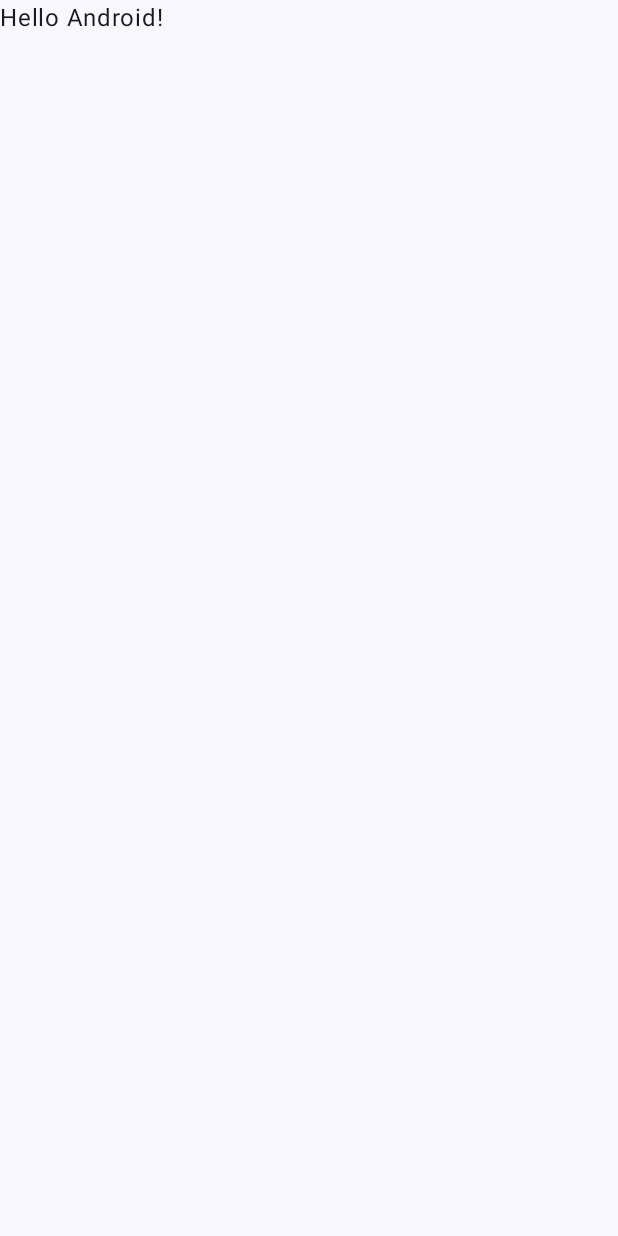
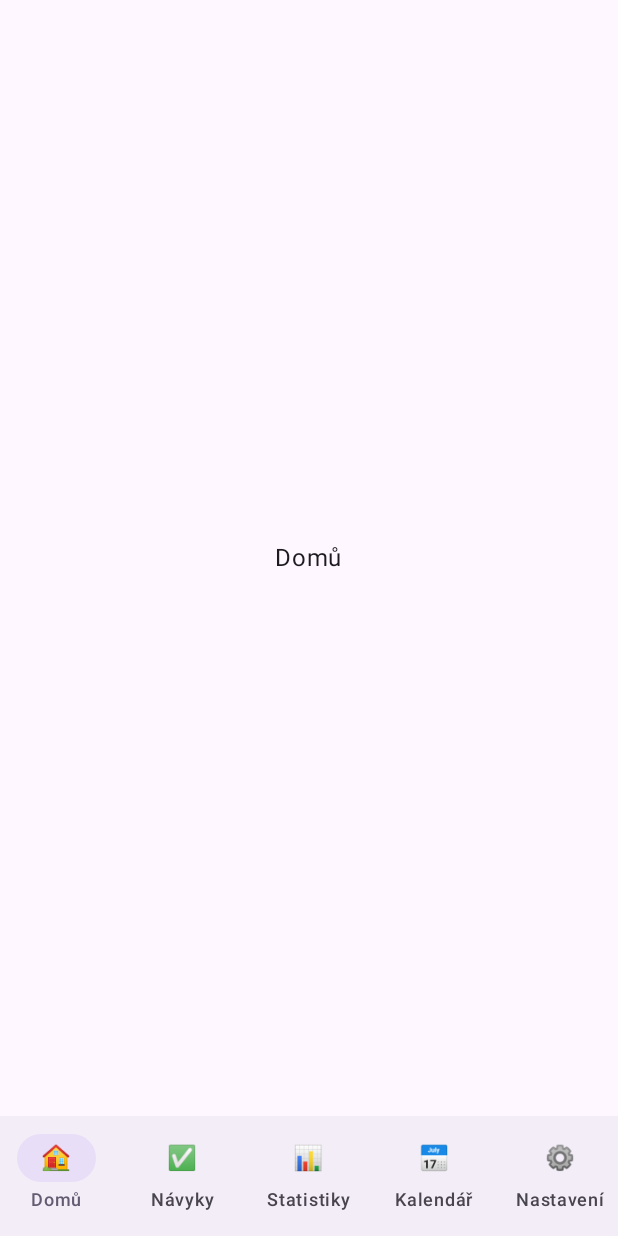
Before and after one commit to Fowleyy/AP7MT-Projekt, an Android app built with Jetpack Compose: the screen it shows after launch (MainActivity), on a phone screen of 412 x 824 dp. Before the commit the screen is almost empty. Run offline under Robolectric (Android 15) with nearby library versions, the phone set to English and light mode, and no system bars.

Commit message:
Přidání navigace mezi obrazovkami

```diff
--- a/app/build.gradle.kts
+++ b/app/build.gradle.kts
@@ -37,6 +37,7 @@ android {
 }
 
 dependencies {
+    implementation("androidx.navigation:navigation-compose:2.9.7")
     implementation(platform(libs.androidx.compose.bom))
     implementation(libs.androidx.activity.compose)
     implementation(libs.androidx.compose.material3)
--- a/app/src/main/java/com/example/habitflow/MainActivity.kt
+++ b/app/src/main/java/com/example/habitflow/MainActivity.kt
@@ -3,45 +3,20 @@ package com.example.habitflow
 import android.os.Bundle
 import androidx.activity.ComponentActivity
 import androidx.activity.compose.setContent
-import androidx.activity.enableEdgeToEdge
-import androidx.compose.foundation.layout.fillMaxSize
-import androidx.compose.foundation.layout.padding
-import androidx.compose.material3.Scaffold
-import androidx.compose.material3.Text
-import androidx.compose.runtime.Composable
-import androidx.compose.ui.Modifier
-import androidx.compose.ui.tooling.preview.Preview
-import com.example.habitflow.ui.theme.HabitflowTheme
+import androidx.compose.material3.MaterialTheme
+import androidx.compose.material3.Surface
+import com.example.habitflow.navigation.AppNavigation
 
 class MainActivity : ComponentActivity() {
     override fun onCreate(savedInstanceState: Bundle?) {
         super.onCreate(savedInstanceState)
-        enableEdgeToEdge()
+
         setContent {
-            HabitflowTheme {
-                Scaffold(modifier = Modifier.fillMaxSize()) { innerPadding ->
-                    Greeting(
-                        name = "Android",
-                        modifier = Modifier.padding(innerPadding)
-                    )
+            MaterialTheme {
+                Surface {
+                    AppNavigation()
                 }
             }
         }
     }
 }
-
-@Composable
-fun Greeting(name: String, modifier: Modifier = Modifier) {
-    Text(
-        text = "Hello $name!",
-        modifier = modifier
-    )
-}
-
-@Preview(showBackground = true)
-@Composable
-fun GreetingPreview() {
-    HabitflowTheme {
-        Greeting("Android")
-    }
-}
--- /dev/null
+++ b/app/src/main/java/com/example/habitflow/navigation/AppNavigation.kt
@@ -0,0 +1,90 @@
+package com.example.habitflow.navigation
+
+import androidx.compose.foundation.layout.Arrangement
+import androidx.compose.foundation.layout.Column
+import androidx.compose.foundation.layout.fillMaxSize
+import androidx.compose.foundation.layout.padding
+import androidx.compose.material3.NavigationBar
+import androidx.compose.material3.NavigationBarItem
+import androidx.compose.material3.Scaffold
+import androidx.compose.material3.Text
+import androidx.compose.runtime.Composable
+import androidx.compose.ui.Alignment
+import androidx.compose.ui.Modifier
+import androidx.navigation.compose.NavHost
+import androidx.navigation.compose.composable
+import androidx.navigation.compose.rememberNavController
+import androidx.navigation.compose.currentBackStackEntryAsState
+
+@Composable
+fun AppNavigation() {
+    val navController = rememberNavController()
+
+    val screens = listOf(
+        Screen("home", "Domů", "🏠"),
+        Screen("habits", "Návyky", "✅"),
+        Screen("statistics", "Statistiky", "📊"),
+        Screen("calendar", "Kalendář", "📅"),
+        Screen("settings", "Nastavení", "⚙️")
+    )
+
+    Scaffold(
+        bottomBar = {
+            NavigationBar {
+                val navBackStackEntry =
+                    navController.currentBackStackEntryAsState()
+
+                val currentRoute =
+                    navBackStackEntry.value?.destination?.route
+
+                screens.forEach { screen ->
+                    NavigationBarItem(
+                        selected = currentRoute == screen.route,
+                        onClick = {
+                            navController.navigate(screen.route) {
+                                launchSingleTop = true
+                                restoreState = true
+                            }
+                        },
+                        icon = {
+                            Text(screen.icon)
+                        },
+                        label = {
+                            Text(screen.label)
+                        }
+                    )
+                }
+            }
+        }
+    ) { paddingValues ->
+
+        NavHost(
+            navController = navController,
+            startDestination = "home",
+            modifier = Modifier.padding(paddingValues)
+        ) {
+            screens.forEach { screen ->
+                composable(screen.route) {
+                    PlaceholderScreen(screen.label)
+                }
+            }
+        }
+    }
+}
+
+data class Screen(
+    val route: String,
+    val label: String,
+    val icon: String
+)
+
+@Composable
+fun PlaceholderScreen(title: String) {
+    Column(
+        modifier = Modifier.fillMaxSize(),
+        horizontalAlignment = Alignment.CenterHorizontally,
+        verticalArrangement = Arrangement.Center
+    ) {
+        Text(text = title)
+    }
+}
```
